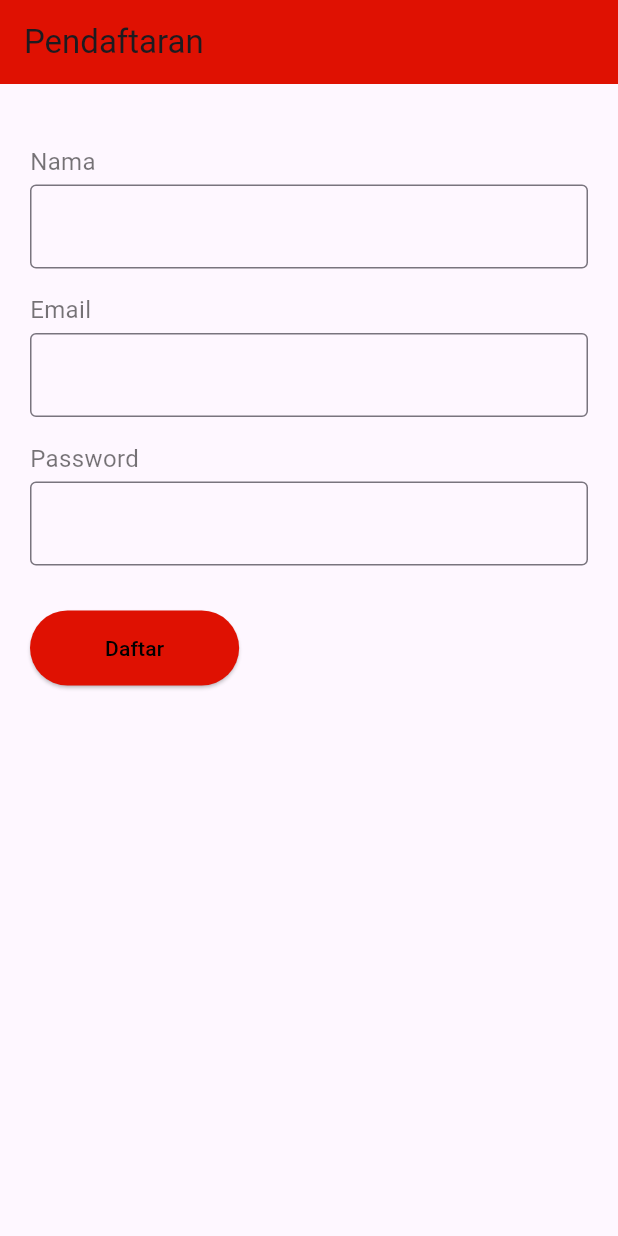
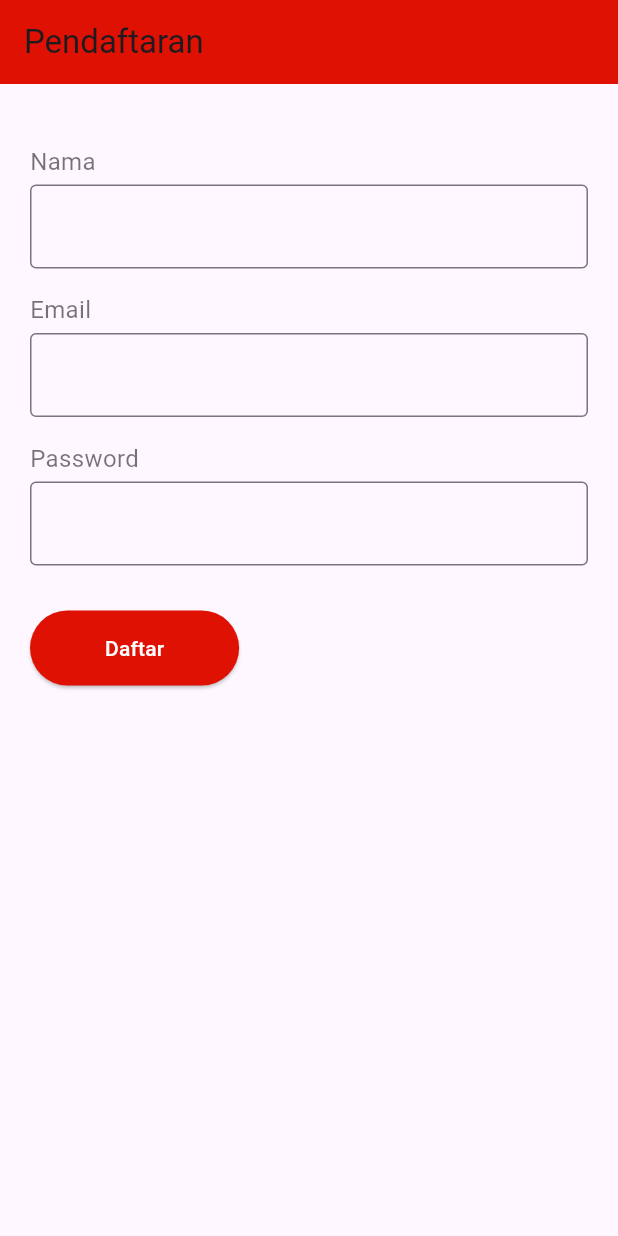
Before and after one commit to being71/ecommerce, a Flutter app: the Daftar screen opened directly, on a phone screen of 412 x 824 dp. Run offline on Flutter 3.47's test engine with Material 3 defaults, Android fonts, the phone set to English and light mode, and no system bars; our stand-ins replace cloud_firestore, firebase_auth, firebase_core; accounts and stored records are empty; network calls fail.

Commit message:
perbaikan warna tombol

```diff
--- a/lib/daftar.dart
+++ b/lib/daftar.dart
@@ -126,7 +126,7 @@ class Daftar extends StatelessWidget {
                 ),
                 child: const Text(
                   'Daftar',
-                  style: TextStyle(color: Colors.black),
+                  style: TextStyle(color: Colors.white),
                 ),
               ),
             ],
--- a/lib/forget_pass.dart
+++ b/lib/forget_pass.dart
@@ -74,6 +74,7 @@ class _ForgetPasswordPageState extends State<ForgetPasswordPage> {
               child: const Text('Get Reset Link'),
               style: ElevatedButton.styleFrom(
                 backgroundColor: const Color.fromARGB(255, 223, 17, 2),
+                foregroundColor: Colors.white,
               ),
             ),
             const SizedBox(height: 20),
```
